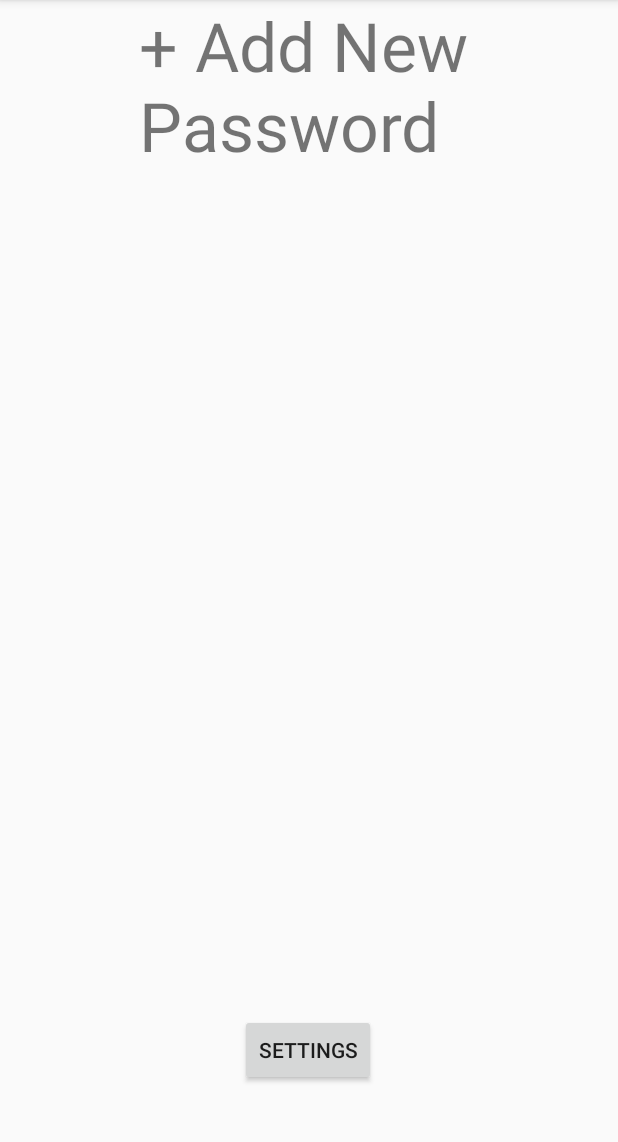
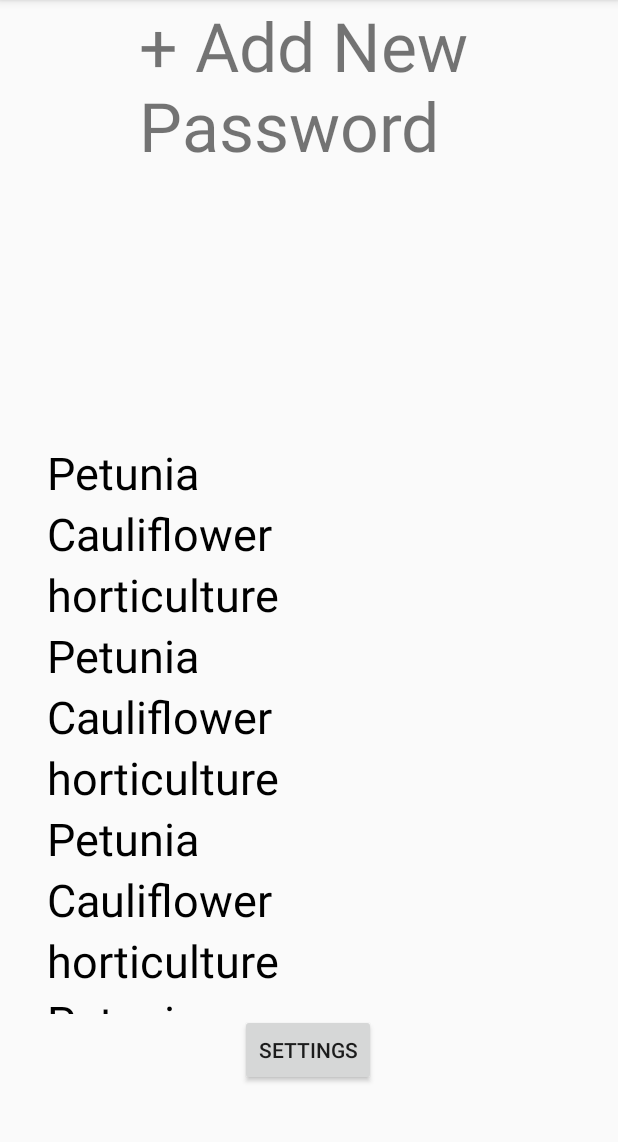
Before and after one commit to jmayo93/SureSecure, an Android app: the home_screen screen opened directly, with no data from a screen before it, on a phone screen of 412 x 824 dp, the part 84-1226 px from its top. Run offline under Robolectric (Android 15) with nearby library versions, the phone set to English and light mode, and no system bars.

Commit message:
constraint for recyclerview had no bottom constraint, which moved it all the way to the top (off screen) so now it does and you can see it.

```diff
--- a/app/src/main/java/com/pm/suresecure/Database.java
+++ b/app/src/main/java/com/pm/suresecure/Database.java
@@ -105,7 +105,7 @@ public class Database extends SQLiteOpenHelper {
             System.out.println(theGoods.getString(i));
             i++;
         }**/
-
+        //loop through cursor item and add each item to the Array<String> list
         for(i = 0; !theGoods.isAfterLast(); i++)
         {
             finishedProduct.add(theGoods.getString(theGoods.getColumnIndex(COL_2)));
--- a/app/src/main/java/com/pm/suresecure/home_screen.java
+++ b/app/src/main/java/com/pm/suresecure/home_screen.java
@@ -23,7 +23,7 @@ public class home_screen extends AppCompatActivity{
     ArrayList<String> mNames = new ArrayList<String>();
     @Override
     protected void onCreate(Bundle savedInstanceState) {
-        /**mNames.add("Petunia");
+        mNames.add("Petunia");
         mNames.add("Cauliflower");
         mNames.add("horticulture");
         mNames.add("Petunia");
@@ -34,7 +34,7 @@ public class home_screen extends AppCompatActivity{
         mNames.add("horticulture");
         mNames.add("Petunia");
         mNames.add("Cauliflower");
-        mNames.add("horticulture");**/
+        mNames.add("horticulture");
         db = new Database(this);
         super.onCreate(savedInstanceState);
         setContentView(R.layout.home_screen);
--- a/app/src/main/res/layout/home_screen.xml
+++ b/app/src/main/res/layout/home_screen.xml
@@ -33,7 +33,7 @@
         android:layout_width="409dp"
         android:layout_height="381dp"
         android:addStatesFromChildren="false"
-        app:layout_constraintBottom_toTopOf="parent"
+        app:layout_constraintBottom_toTopOf="@+id/settings_button"
         app:layout_constraintEnd_toEndOf="parent"
         app:layout_constraintStart_toStartOf="parent" />
 
```
